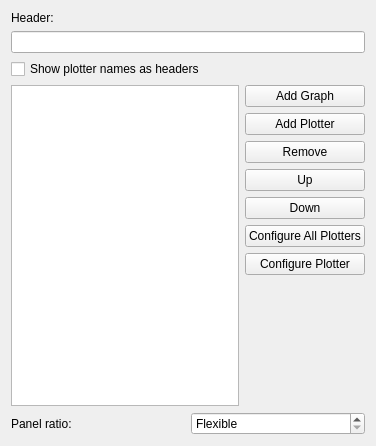
The window that complex-plotter/contents/ui/config.ui (lmiphay/pdamsten-plasmoids) describes before a commit, drawn with Qt 5.
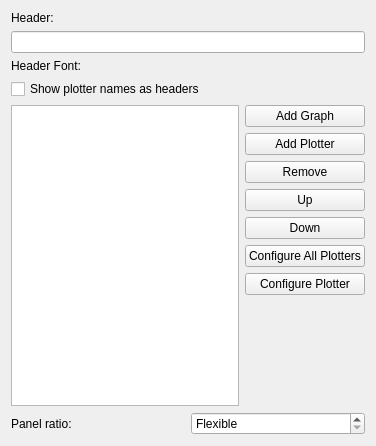
The same window after the commit. Custom widgets are drawn as their Qt base class.

Commit message: Configurable header font.

What changed in the file:
```diff
--- a/complex-plotter/contents/ui/config.ui
+++ b/complex-plotter/contents/ui/config.ui
@@ -28,6 +28,36 @@
      </property>
     </widget>
    </item>
+   <item>
+    <layout class="QHBoxLayout" name="horizontalLayout_3">
+     <item>
+      <widget class="QLabel" name="headerFontLabel">
+       <property name="text">
+        <string>Header Font:</string>
+       </property>
+       <property name="alignment">
+        <set>Qt::AlignRight|Qt::AlignTrailing|Qt::AlignVCenter</set>
+       </property>
+       <property name="buddy">
+        <cstring>headerFont</cstring>
+       </property>
+      </widget>
+     </item>
+     <item>
+      <widget class="KFontRequester" name="headerFont">
+       <property name="sizePolicy">
+        <sizepolicy hsizetype="Expanding" vsizetype="Preferred">
+         <horstretch>0</horstretch>
+         <verstretch>0</verstretch>
+        </sizepolicy>
+       </property>
+       <property name="focusPolicy">
+        <enum>Qt::NoFocus</enum>
+       </property>
+      </widget>
+     </item>
+    </layout>
+   </item>
    <item>
     <widget class="QCheckBox" name="headerCheck">
      <property name="text">
@@ -148,6 +178,11 @@
   </layout>
  </widget>
  <customwidgets>
+  <customwidget>
+   <class>KFontRequester</class>
+   <extends>QWidget</extends>
+   <header>kfontrequester.h</header>
+  </customwidget>
   <customwidget>
    <class>KPushButton</class>
    <extends>QPushButton</extends>
```
The commit also changes 2 other files.
